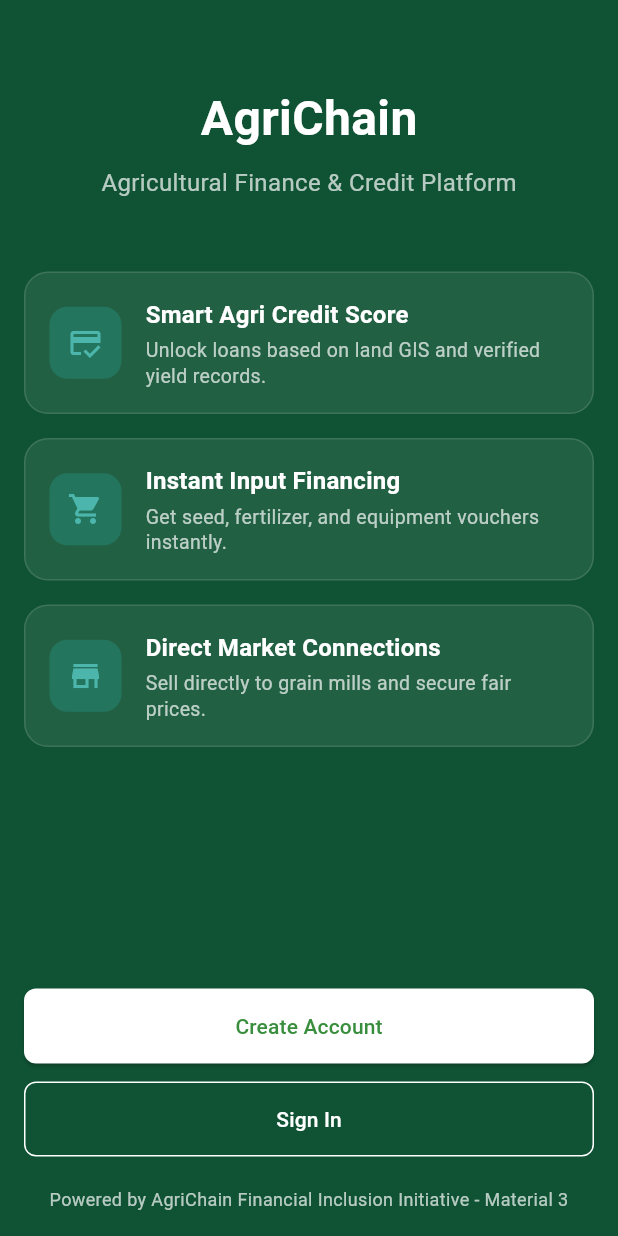
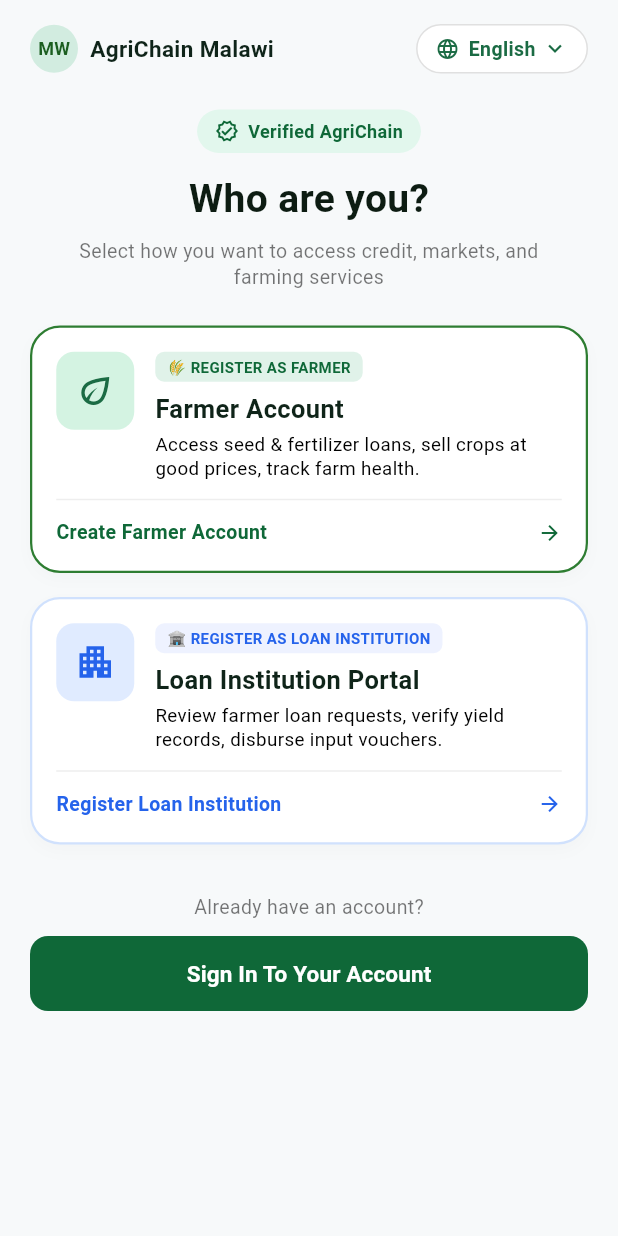
Before and after one commit to BrightBanda/agrichain, a Flutter app: the screen it shows after launch, on a phone screen of 412 x 824 dp. Run offline on Flutter 3.47's test engine with Material 3 defaults, Android fonts, the phone set to English and light mode, and no system bars.

Commit message:
feat: created the account selection page

```diff
--- a/lib/main.dart
+++ b/lib/main.dart
@@ -1,3 +1,4 @@
+import 'package:agri/src/presentation/view/AccountSelectionPage.dart';
 import 'package:agri/src/presentation/view/landing_page.dart';
 import 'package:flutter/material.dart';
 
@@ -17,8 +18,7 @@ class MyApp extends StatelessWidget {
       theme: ThemeData(
         primarySwatch: Colors.green,
       ),
-      home: const LandingPage(),
-
+      home: const AccountSelectionPage(),
     );
   }
 
--- /dev/null
+++ b/lib/src/presentation/view/AccountSelectionPage.dart
@@ -0,0 +1,192 @@
+import 'package:agri/src/utils/role_card.dart';
+import 'package:flutter/material.dart';
+
+class AccountSelectionPage extends StatelessWidget {
+  const AccountSelectionPage({super.key});
+
+  @override
+  Widget build(BuildContext context) {
+    return Scaffold(
+      backgroundColor: const Color(0xFFF7F9FA), // Soft light background
+      body: SafeArea(
+        child: SingleChildScrollView(
+          padding: const EdgeInsets.symmetric(horizontal: 20.0, vertical: 16.0),
+          child: Column(
+            crossAxisAlignment: CrossAxisAlignment.center,
+            children: [
+              // 1. Top Navigation Bar
+              Row(
+                mainAxisAlignment: MainAxisAlignment.spaceBetween,
+                children: [
+                  Row(
+                    children: [
+                      CircleAvatar(
+                        radius: 16,
+                        backgroundColor: const Color(0xFFD2ECE0),
+                        child: Text(
+                          'MW',
+                          style: TextStyle(
+                            fontSize: 12,
+                            fontWeight: FontWeight.bold,
+                            color: Colors.green.shade900,
+                          ),
+                        ),
+                      ),
+                      const SizedBox(width: 8),
+                      const Text(
+                        'AgriChain Malawi',
+                        style: TextStyle(
+                          fontSize: 15,
+                          fontWeight: FontWeight.bold,
+                          color: Color(0xFF0F2419),
+                        ),
+                      ),
+                    ],
+                  ),
+                  // Language Dropdown Chip
+                  Container(
+                    padding: const EdgeInsets.symmetric(horizontal: 12, vertical: 6),
+                    decoration: BoxDecoration(
+                      color: Colors.white,
+                      borderRadius: BorderRadius.circular(20),
+                      border: Border.all(color: Colors.grey.shade300),
+                    ),
+                    child: Row(
+                      children: const [
+                        Icon(Icons.language, size: 16, color: Color(0xFF1B6B44)),
+                        SizedBox(width: 6),
+                        Text(
+                          'English',
+                          style: TextStyle(
+                            fontSize: 13,
+                            fontWeight: FontWeight.w600,
+                            color: Color(0xFF1B6B44),
+                          ),
+                        ),
+                        SizedBox(width: 4),
+                        Icon(Icons.keyboard_arrow_down, size: 18, color: Color(0xFF1B6B44)),
+                      ],
+                    ),
+                  ),
+                ],
+              ),
+              const SizedBox(height: 24),
+
+              // 2. Verified Fintech Badge
+              Container(
+                padding: const EdgeInsets.symmetric(horizontal: 12, vertical: 6),
+                decoration: BoxDecoration(
+                  color: const Color(0xFFE2F7ED),
+                  borderRadius: BorderRadius.circular(20),
+                ),
+                child: Row(
+                  mainAxisSize: MainAxisSize.min,
+                  children: const [
+                    Icon(Icons.verified_outlined, size: 16, color: Color(0xFF0F6838)),
+                    SizedBox(width: 6),
+                    Text(
+                      'Verified AgriChain',
+                      style: TextStyle(
+                        fontSize: 12,
+                        fontWeight: FontWeight.bold,
+                        color: Color(0xFF0F6838),
+                      ),
+                    ),
+                  ],
+                ),
+              ),
+              const SizedBox(height: 12),
+
+              // 3. Page Title & Subtitle
+              const Text(
+                'Who are you?',
+                style: TextStyle(
+                  fontSize: 26,
+                  fontWeight: FontWeight.bold,
+                  color: Color(0xFF0D1C12),
+                ),
+              ),
+              const SizedBox(height: 8),
+              const Padding(
+                padding: EdgeInsets.symmetric(horizontal: 24.0),
+                child: Text(
+                  'Select how you want to access credit, markets, and farming services',
+                  textAlign: TextAlign.center,
+                  style: TextStyle(
+                    fontSize: 13,
+                    color: Colors.black54,
+                    height: 1.3,
+                  ),
+                ),
+              ),
+              const SizedBox(height: 24),
+
+              // 4. Farmer Account Card
+              RoleCard(
+                tagText: '🌾 REGISTER AS FARMER',
+                tagColor: const Color(0xFFE0F2E9),
+                tagTextColor: const Color(0xFF0F6838),
+                title: 'Farmer Account',
+                description:
+                    'Access seed & fertilizer loans, sell crops at good prices, track farm health.',
+                actionText: 'Create Farmer Account',
+                borderColor: const Color(0xFF2E7D32),
+                icon: Icons.eco_outlined,
+                iconBgColor: const Color(0xFFD4F3E2),
+                iconColor: const Color(0xFF1B6B44),
+                onTap: () {},
+              ),
+              const SizedBox(height: 16),
+
+              // 5. Loan Institution Card
+              RoleCard(
+                tagText: '🏦 REGISTER AS LOAN INSTITUTION',
+                tagColor: const Color(0xFFEEF2FF),
+                tagTextColor: const Color(0xFF2563EB),
+                title: 'Loan Institution Portal',
+                description:
+                    'Review farmer loan requests, verify yield records, disburse input vouchers.',
+                actionText: 'Register Loan Institution',
+                borderColor: const Color(0xFFD0E1FD),
+                icon: Icons.apartment_outlined,
+                iconBgColor: const Color(0xFFE0EBFF),
+                iconColor: const Color(0xFF2563EB),
+                onTap: () {},
+              ),
+              const SizedBox(height: 32),
+
+              // 6. Sign In Section
+              const Text(
+                'Already have an account?',
+                style: TextStyle(fontSize: 13, color: Colors.black54),
+              ),
+              const SizedBox(height: 10),
+              SizedBox(
+                width: double.infinity,
+                height: 50,
+                child: ElevatedButton(
+                  onPressed: () {},
+                  style: ElevatedButton.styleFrom(
+                    backgroundColor:Color(0xFF0F6838), // Dark navy button
+                    shape: RoundedRectangleBorder(
+                      borderRadius: BorderRadius.circular(12),
+                    ),
+                    elevation: 0,
+                  ),
+                  child: const Text(
+                    'Sign In To Your Account',
+                    style: TextStyle(
+                      color: Colors.white,
+                      fontSize: 15,
+                      fontWeight: FontWeight.bold,
+                    ),
+                  ),
+                ),
+              ),
+            ],
+          ),
+        ),
+      ),
+    );
+  }
+}
--- /dev/null
+++ b/lib/src/utils/role_card.dart
@@ -0,0 +1,134 @@
+import 'package:flutter/material.dart';
+
+class RoleCard extends StatelessWidget {
+  final String tagText;
+  final Color tagColor;
+  final Color tagTextColor;
+  final String title;
+  final String description;
+  final String actionText;
+  final Color borderColor;
+  final IconData icon;
+  final Color iconBgColor;
+  final Color iconColor;
+  final VoidCallback onTap;
+
+  const RoleCard({
+    super.key,
+    required this.tagText,
+    required this.tagColor,
+    required this.tagTextColor,
+    required this.title,
+    required this.description,
+    required this.actionText,
+    required this.borderColor,
+    required this.icon,
+    required this.iconBgColor,
+    required this.iconColor,
+    required this.onTap,
+  });
+
+  @override
+  Widget build(BuildContext context) {
+    return InkWell(
+      onTap: onTap,
+      borderRadius: BorderRadius.circular(20),
+      child: Container(
+        padding: const EdgeInsets.all(16.0),
+        decoration: BoxDecoration(
+          color: Colors.white,
+          borderRadius: BorderRadius.circular(20),
+          border: Border.all(color: borderColor, width: 1.5),
+          boxShadow: [
+            BoxShadow(
+              color: Colors.black.withOpacity(0.02),
+              blurRadius: 8,
+              offset: const Offset(0, 4),
+            )
+          ],
+        ),
+        child: Column(
+          crossAxisAlignment: CrossAxisAlignment.start,
+          children: [
+            Row(
+              crossAxisAlignment: CrossAxisAlignment.start,
+              children: [
+                // Icon Box
+                Container(
+                  width: 52,
+                  height: 52,
+                  decoration: BoxDecoration(
+                    color: iconBgColor,
+                    borderRadius: BorderRadius.circular(12),
+                  ),
+                  child: Icon(icon, color: iconColor, size: 28),
+                ),
+                const SizedBox(width: 14),
+                // Card Header & Content
+                Expanded(
+                  child: Column(
+                    crossAxisAlignment: CrossAxisAlignment.start,
+                    children: [
+                      // Tag Badge
+                      Container(
+                        padding: const EdgeInsets.symmetric(horizontal: 8, vertical: 3),
+                        decoration: BoxDecoration(
+                          color: tagColor,
+                          borderRadius: BorderRadius.circular(6),
+                        ),
+                        child: Text(
+                          tagText,
+                          style: TextStyle(
+                            fontSize: 10,
+                            fontWeight: FontWeight.bold,
+                            color: tagTextColor,
+                          ),
+                        ),
+                      ),
+                      const SizedBox(height: 6),
+                      Text(
+                        title,
+                        style: const TextStyle(
+                          fontSize: 17,
+                          fontWeight: FontWeight.bold,
+                          color: Color(0xFF0F2419),
+                        ),
+                      ),
+                      const SizedBox(height: 4),
+                      Text(
+                        description,
+                        style: const TextStyle(
+                          fontSize: 12.5,
+                          color: Colors.black,
+                          height: 1.3,
+                        ),
+                      ),
+                    ],
+                  ),
+                ),
+              ],
+            ),
+            const SizedBox(height: 12),
+            Divider(color: Colors.grey.shade200, height: 1),
+            const SizedBox(height: 12),
+            // Bottom Link
+            Row(
+              mainAxisAlignment: MainAxisAlignment.spaceBetween,
+              children: [
+                Text(
+                  actionText,
+                  style: TextStyle(
+                    fontSize: 13,
+                    fontWeight: FontWeight.bold,
+                    color: tagTextColor,
+                  ),
+                ),
+                Icon(Icons.arrow_forward, size: 16, color: tagTextColor),
+              ],
+            ),
+          ],
+        ),
+      ),
+    );
+  }
+}
```
